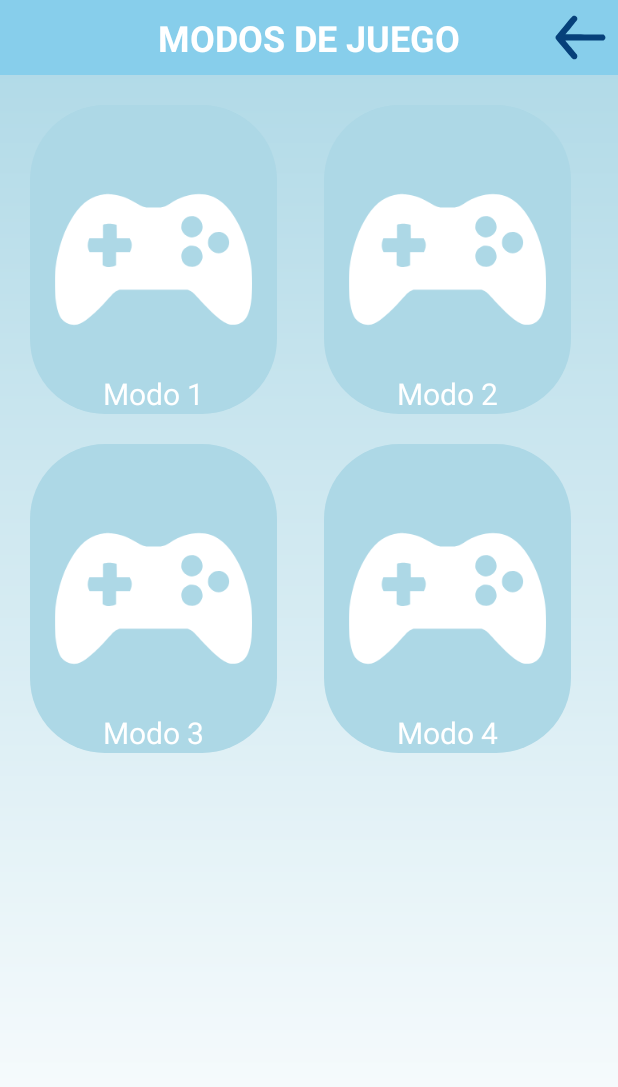
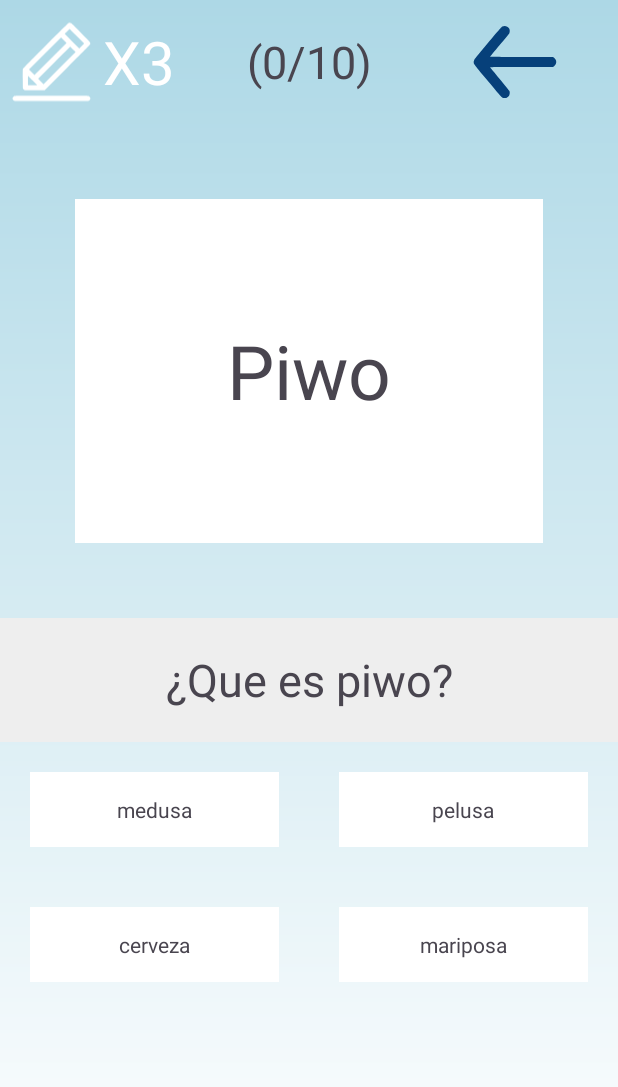
Before and after one commit to azubillagasdam1/LinguaForge, an Android app: the JugarActivity screen opened directly, with no data from a screen before it, after a tap on an icon or button, on a phone screen of 412 x 824 dp. Shown: the top 1087 px of the screen. Run offline under Robolectric (Android 15) with nearby library versions, the phone set to English and light mode, and no system bars; our stand-ins replace Firebase (no records; nobody signed in at launch, a user with empty details on screens opened directly).

Commit message:
Mitad de la logica Modo1 desarrollada

```diff
--- a/app/src/main/java/com/example/linguaforge/activitys/JugarActivity.kt
+++ b/app/src/main/java/com/example/linguaforge/activitys/JugarActivity.kt
@@ -1,6 +1,7 @@
 package com.example.linguaforge.activitys
 
 import android.annotation.SuppressLint
+import android.content.Intent
 import android.os.Bundle
 import android.view.MotionEvent
 import android.view.View
@@ -12,6 +13,7 @@ import androidx.appcompat.app.AppCompatActivity
 import androidx.core.view.ViewCompat
 import androidx.core.view.WindowInsetsCompat
 import com.example.linguaforge.R
+import com.example.linguaforge.models.utils.Utils
 import com.google.firebase.ml.naturallanguage.translate.FirebaseTranslateLanguage
 
 class JugarActivity : AppCompatActivity() {
@@ -19,6 +21,8 @@ class JugarActivity : AppCompatActivity() {
     private var imageModo2: ImageView? = null
     private var imageModo3: ImageView? = null
     private var imageModo4: ImageView? = null
+    private var clave: String? = "null"
+
     override fun onCreate(savedInstanceState: Bundle?) {
         super.onCreate(savedInstanceState)
         enableEdgeToEdge()
@@ -28,6 +32,7 @@ class JugarActivity : AppCompatActivity() {
             v.setPadding(systemBars.left, systemBars.top, systemBars.right, systemBars.bottom)
             insets
         }
+        clave = intent.getStringExtra("clave") ?: ""
         imageModo1 = findViewById(R.id.imageModo1)
         imageModo2 = findViewById(R.id.imageModo2)
         imageModo3 = findViewById(R.id.imageModo3)
@@ -59,7 +64,10 @@ class JugarActivity : AppCompatActivity() {
 
 
     fun irModo1(view: View) {
-       println(FirebaseTranslateLanguage.getAllLanguages())
+
+        val intent = Intent(this, Modo1Activity::class.java)
+        intent.putExtra("clave",  clave)
+        startActivity(intent)
     }
     fun irModo3(view: View) {}
     fun irModo2(view: View) {}
--- /dev/null
+++ b/app/src/main/java/com/example/linguaforge/activitys/Modo1Activity.kt
@@ -0,0 +1,86 @@
+package com.example.linguaforge.activitys
+
+import android.os.Bundle
+import android.widget.Button
+import android.widget.ImageView
+import android.widget.TextView
+import androidx.activity.enableEdgeToEdge
+import androidx.appcompat.app.AppCompatActivity
+import androidx.core.view.ViewCompat
+import androidx.core.view.WindowInsetsCompat
+import com.example.linguaforge.R
+import com.example.linguaforge.models.utils.Utils
+import com.example.linguaforge.models.utils.UtilsDB
+import kotlinx.coroutines.runBlocking
+import kotlin.random.Random
+
+class Modo1Activity : AppCompatActivity() {
+    private lateinit var clave: String
+    private var palabras: List<List<String>>? = null
+    private var palabra: TextView? = null
+    private var pregunta: TextView? = null
+    private var respuesta1: TextView? = null
+    private var respuesta2: TextView? = null
+    private var respuesta3: TextView? = null
+    private var respuesta4: TextView? = null
+
+    override fun onCreate(savedInstanceState: Bundle?) {
+        super.onCreate(savedInstanceState)
+        enableEdgeToEdge()
+        setContentView(R.layout.activity_modo1)
+        ViewCompat.setOnApplyWindowInsetsListener(findViewById(R.id.main)) { v, insets ->
+            val systemBars = insets.getInsets(WindowInsetsCompat.Type.systemBars())
+            v.setPadding(systemBars.left, systemBars.top, systemBars.right, systemBars.bottom)
+            insets
+        }
+        clave = intent.getStringExtra("clave") ?: ""
+        obtenerPalabras()
+
+        palabra = findViewById(R.id.palabra)
+        pregunta = findViewById(R.id.pregunta)
+        respuesta1 = findViewById(R.id.respuesta1)
+        respuesta2 = findViewById(R.id.respuesta2)
+        respuesta3 = findViewById(R.id.respuesta3)
+        respuesta4 = findViewById(R.id.respuesta4)
+        cargarPalabras()
+    }
+
+
+
+    private fun obtenerPalabras() = runBlocking {
+        palabras = Utils.obtenerPalabrasPorClave(clave)
+
+    }
+    private fun cargarPalabras() {
+        // Verificar que la lista no sea nula y contenga elementos
+        if (palabras != null && palabras!!.isNotEmpty()) {
+            // Crear una copia de la lista original y mezclarla
+            val palabrasMezcladas = palabras!!.toMutableList().shuffled()
+
+            // Seleccionar la primera "traducción" y establecerla como texto de pregunta
+            val traduccionSeleccionada = palabrasMezcladas.first().getOrNull(1) ?: ""
+            palabra?.text = traduccionSeleccionada
+            pregunta?.text = "¿Cual de estas es "+traduccionSeleccionada+" ?"
+
+            // Seleccionar la "palabra" asociada a la traducción seleccionada
+            val palabraSeleccionada = palabrasMezcladas.first().getOrNull(0) ?: ""
+
+            // Crear una lista con la palabra seleccionada y añadir tres palabras aleatorias
+            val opciones = mutableListOf(palabraSeleccionada)
+            while (opciones.size < 4) {
+                val palabraAleatoria = palabrasMezcladas[Random.nextInt(palabrasMezcladas.size)].first()
+                // Asegurar que no se añada una palabra repetida
+                if (!opciones.contains(palabraAleatoria)) {
+                    opciones.add(palabraAleatoria)
+                }
+            }
+
+            // Mezclar las opciones y asignarlas a los TextViews de respuesta
+            opciones.shuffle()
+            respuesta1?.text = opciones[0]
+            respuesta2?.text = opciones[1]
+            respuesta3?.text = opciones[2]
+            respuesta4?.text = opciones[3]
+        }
+    }
+}
--- a/app/src/main/java/com/example/linguaforge/models/utils/Utils.kt
+++ b/app/src/main/java/com/example/linguaforge/models/utils/Utils.kt
@@ -11,7 +11,7 @@ import kotlinx.coroutines.runBlocking
 
 object Utils {
     val idiomas = arrayOf(
-        "Arabic", "Bulgarian", "Catalan", "Chinese", "Croatian", "Czech",
+        "Arabic", "Bulgarian", "Chinese", "Croatian", "Czech",
         "Danish", "Dutch", "English", "Farsi",  "Finnish",
         "French", "German", "Greek",  "Hindi", "Hungarian", "Indonesian",
         "Italian", "Japanese", "Korean", "Latvian", "Lithuanian", "Norwegian",
@@ -21,7 +21,7 @@ object Utils {
     )
 
     val idiomasConBanderas = mapOf(
-        "Arabic" to "🇸🇦", "Bulgarian" to "🇧🇬", "Catalan" to "🇪🇸",
+        "Arabic" to "🇸🇦", "Bulgarian" to "🇧🇬",
         "Chinese" to "🇨🇳", "Croatian" to "🇭🇷", "Czech" to "🇨🇿",
         "Danish" to "🇩🇰", "Dutch" to "🇳🇱", "English" to "🇺🇸",
         "Farsi" to "🇮🇷",  "Finnish" to "🇫🇮", "French" to "🇫🇷",
@@ -40,7 +40,6 @@ object Utils {
         return when (language) {
             "Arabic" -> FirebaseTranslateLanguage.AR
             "Bulgarian" -> FirebaseTranslateLanguage.BG
-            "Catalan" -> FirebaseTranslateLanguage.CA
             "Chinese" -> FirebaseTranslateLanguage.ZH
             "Croatian" -> FirebaseTranslateLanguage.HR
             "Czech" -> FirebaseTranslateLanguage.CS
@@ -81,7 +80,6 @@ object Utils {
         return when (language) {
             "Arabic" -> "SA"
             "Bulgarian" -> "BG"
-            "Catalan" -> "ES"
             "Chinese" -> "CN"
             "Croatian" -> "HR"
             "Czech" -> "CZ"
@@ -122,7 +120,6 @@ object Utils {
         return when (countryCode) {
             "SA" -> "Arabic"
             "BG" -> "Bulgarian"
-            "ES" -> "Catalan"
             "CN" -> "Chinese"
             "HR" -> "Croatian"
             "CZ" -> "Czech"
@@ -311,6 +308,30 @@ object Utils {
         }
     }
 
+    fun obtenerPalabrasPorClave(clave: String): List<List<String>> = runBlocking {
+        // Obtiene la lista actual de palabras, que es un array de mapas
+        val palabras: MutableList<Map<String, List<List<String>>>>? = UtilsDB.getPalabras()?.toMutableList()
+
+        if (palabras != null) {
+            // Encuentra el mapa que corresponde a la clave proporcionada
+            val mapaEspecifico = palabras.find { it.containsKey(clave) }
+
+            if (mapaEspecifico != null) {
+                // Obtiene la lista de listas de palabras asociada a la clave
+                val listaDeListasPalabras = mapaEspecifico[clave]
+
+                // Retorna la lista de listas de palabras
+                return@runBlocking listaDeListasPalabras ?: emptyList()
+            } else {
+                // Si la clave no se encuentra, retorna una lista vacía
+                return@runBlocking emptyList()
+            }
+        } else {
+            // Si la lista de palabras es nula, retorna una lista vacía
+            return@runBlocking emptyList()
+        }
+    }
+
     fun existeTraduccion(palabraBuscada: String, traduccionBuscada: String): Boolean = runBlocking {
         val palabras = UtilsDB.getPalabras() // Obtiene la lista de palabras que es un array de mapas
 
--- /dev/null
+++ b/app/src/main/res/layout/activity_modo1.xml
@@ -0,0 +1,162 @@
+<?xml version="1.0" encoding="utf-8"?>
+<androidx.constraintlayout.widget.ConstraintLayout xmlns:android="http://schemas.android.com/apk/res/android"
+    xmlns:app="http://schemas.android.com/apk/res-auto"
+    xmlns:tools="http://schemas.android.com/tools"
+    android:id="@+id/main"
+    android:layout_width="match_parent"
+    android:layout_height="match_parent"
+    android:background="@drawable/degradado_fondo"
+    tools:context=".activitys.Modo1Activity">
+
+    <!-- Container for Top ImageViews -->
+    <LinearLayout
+        android:id="@+id/topImagesContainer"
+        android:layout_width="0dp"
+        android:layout_height="0dp"
+        android:orientation="horizontal"
+        app:layout_constraintHeight_percent="0.1"
+        app:layout_constraintTop_toTopOf="parent"
+        app:layout_constraintStart_toStartOf="parent"
+        app:layout_constraintEnd_toEndOf="parent">
+
+        <LinearLayout
+            android:layout_width="0dp"
+            android:layout_height="match_parent"
+            android:layout_weight="1">
+        <ImageView
+            android:id="@+id/vidas"
+            android:layout_width="50dp"
+            android:layout_height="match_parent"
+            android:src="@drawable/svg_lapiz"
+            android:layout_weight="1" />
+            <TextView
+                android:id="@+id/imageViewTopLeft"
+                android:layout_width="50dp"
+                android:layout_height="match_parent"
+               android:text="X3"
+                android:textColor="#FFFFFF"
+                android:gravity="left|center_vertical"
+                android:textSize="40dp"
+                android:layout_weight="1" />
+        </LinearLayout>
+
+        <TextView
+            android:id="@+id/imageViewTopCenter"
+            android:layout_width="0dp"
+            android:layout_height="match_parent"
+            android:text="(0/10)"
+            android:textSize="30dp"
+            android:gravity="center"
+            android:layout_weight="1" />
+
+        <ImageView
+            android:id="@+id/imageViewTopRight"
+            android:layout_width="0dp"
+            android:layout_height="match_parent"
+            android:src="@drawable/svg_flecha_atras"
+            android:layout_weight="1" />
+    </LinearLayout>
+
+    <!-- Container for Center TextView -->
+    <LinearLayout
+        android:id="@+id/centerTextContainer"
+        android:layout_width="0dp"
+        android:layout_height="0dp"
+
+        android:orientation="vertical"
+        android:gravity="center"
+        app:layout_constraintHeight_percent="0.4"
+        app:layout_constraintTop_toBottomOf="@id/topImagesContainer"
+        app:layout_constraintStart_toStartOf="parent"
+        app:layout_constraintEnd_toEndOf="parent"
+        app:layout_constraintBottom_toTopOf="@+id/newTextViewContainer">
+
+        <TextView
+
+            android:id="@+id/palabra"
+            android:layout_width="match_parent"
+            android:layout_height="match_parent"
+            android:layout_margin="50dp"
+            android:gravity="center"
+            android:background="#FFFFFF"
+            android:textSize="50dp"
+            android:text="Piwo" />
+    </LinearLayout>
+
+    <!-- New LinearLayout with TextView -->
+    <LinearLayout
+        android:id="@+id/newTextViewContainer"
+        android:layout_width="0dp"
+        android:layout_height="0dp"
+        android:orientation="vertical"
+        app:layout_constraintHeight_percent="0.1"
+        app:layout_constraintTop_toBottomOf="@id/centerTextContainer"
+        app:layout_constraintBottom_toTopOf="@id/bottomTextsContainer"
+        app:layout_constraintStart_toStartOf="parent"
+        app:layout_constraintEnd_toEndOf="parent">
+
+        <TextView
+            android:id="@+id/pregunta"
+            android:layout_width="match_parent"
+            android:layout_height="match_parent"
+            android:textSize="30dp"
+            android:gravity="center"
+            android:background="#EEEEEE"
+            android:text="¿Que es piwo?" />
+    </LinearLayout>
+
+    <!-- Container for Bottom TextViews -->
+    <GridLayout
+        android:id="@+id/bottomTextsContainer"
+        android:layout_width="0dp"
+        android:layout_height="0dp"
+        android:rowCount="2"
+        android:columnCount="2"
+        app:layout_constraintHeight_percent="0.4"
+        app:layout_constraintTop_toBottomOf="@id/newTextViewContainer"
+        app:layout_constraintBottom_toBottomOf="parent"
+        app:layout_constraintStart_toStartOf="parent"
+        app:layout_constraintEnd_toEndOf="parent">
+
+        <TextView
+            android:id="@+id/respuesta1"
+            android:layout_width="0dp"
+            android:layout_height="50dp"
+            android:layout_columnWeight="1"
+            android:layout_margin="20dp"
+            android:gravity="center"
+            android:background="#FFFFFF"
+            android:text="medusa" />
+
+        <TextView
+            android:id="@+id/respuesta2"
+            android:layout_width="0dp"
+            android:layout_height="50dp"
+            android:layout_columnWeight="1"
+            android:layout_margin="20dp"
+            android:gravity="center"
+            android:background="#FFFFFF"
+            android:text="pelusa" />
+
+        <TextView
+            android:id="@+id/respuesta3"
+            android:layout_width="0dp"
+            android:layout_height="50dp"
+            android:layout_columnWeight="1"
+            android:layout_margin="20dp"
+            android:gravity="center"
+            android:background="#FFFFFF"
+            android:text="cerveza" />
+
+        <TextView
+            android:id="@+id/respuesta4"
+            android:layout_width="0dp"
+            android:layout_height="50dp"
+            android:layout_columnWeight="1"
+            android:layout_margin="20dp"
+            android:gravity="center"
+            android:background="#FFFFFF"
+            android:text="mariposa" />
+    </GridLayout>
+
+</androidx.constraintlayout.widget.ConstraintLayout>
```
Also changed, not shown: app/src/main/AndroidManifest.xml (+7 -4 lines).
